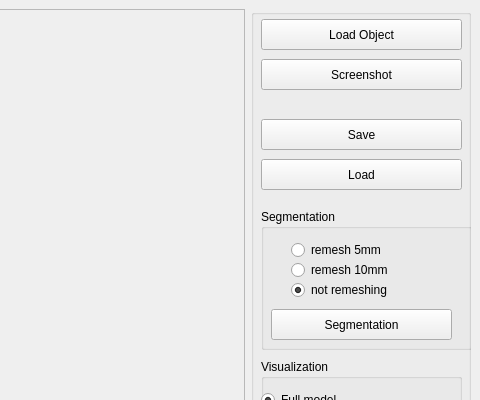
Before: the Qt Designer form Tools/ObjectSegmentationSkeleton/ObjectSegmentationSkeleton.ui in ProtolabSBRE/simox-cgal, drawn with Qt 5; both pictures show x 599 to 1079 and y 0 to 400 of the 1079 by 819 pixel window.
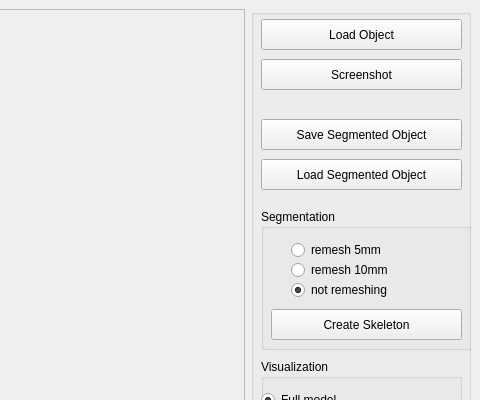
After: the same form once the commit is applied.

The edit to the form file:
```diff
--- a/Tools/ObjectSegmentationSkeleton/ObjectSegmentationSkeleton.ui
+++ b/Tools/ObjectSegmentationSkeleton/ObjectSegmentationSkeleton.ui
@@ -27,6 +27,12 @@
     </item>
     <item row="0" column="1">
      <widget class="QGroupBox" name="groupBox">
+      <property name="minimumSize">
+       <size>
+        <width>220</width>
+        <height>0</height>
+       </size>
+      </property>
       <property name="maximumSize">
        <size>
         <width>220</width>
@@ -72,7 +78,7 @@
         </rect>
        </property>
        <property name="text">
-        <string>Save</string>
+        <string>Save Segmented Object</string>
        </property>
       </widget>
       <widget class="QGroupBox" name="groupBoxVisualization">
@@ -233,7 +239,7 @@
         </rect>
        </property>
        <property name="text">
-        <string>Load</string>
+        <string>Load Segmented Object</string>
        </property>
       </widget>
       <widget class="QGroupBox" name="groupBoxSegmentation">
@@ -253,12 +259,12 @@
          <rect>
           <x>10</x>
           <y>100</y>
-          <width>181</width>
+          <width>191</width>
           <height>31</height>
          </rect>
         </property>
         <property name="text">
-         <string>Segmentation</string>
+         <string>Create Skeleton</string>
         </property>
        </widget>
        <widget class="QRadioButton" name="radioButtonR5">
```
Left out of the diff: 2 changed lines with no effect on the pictures.
